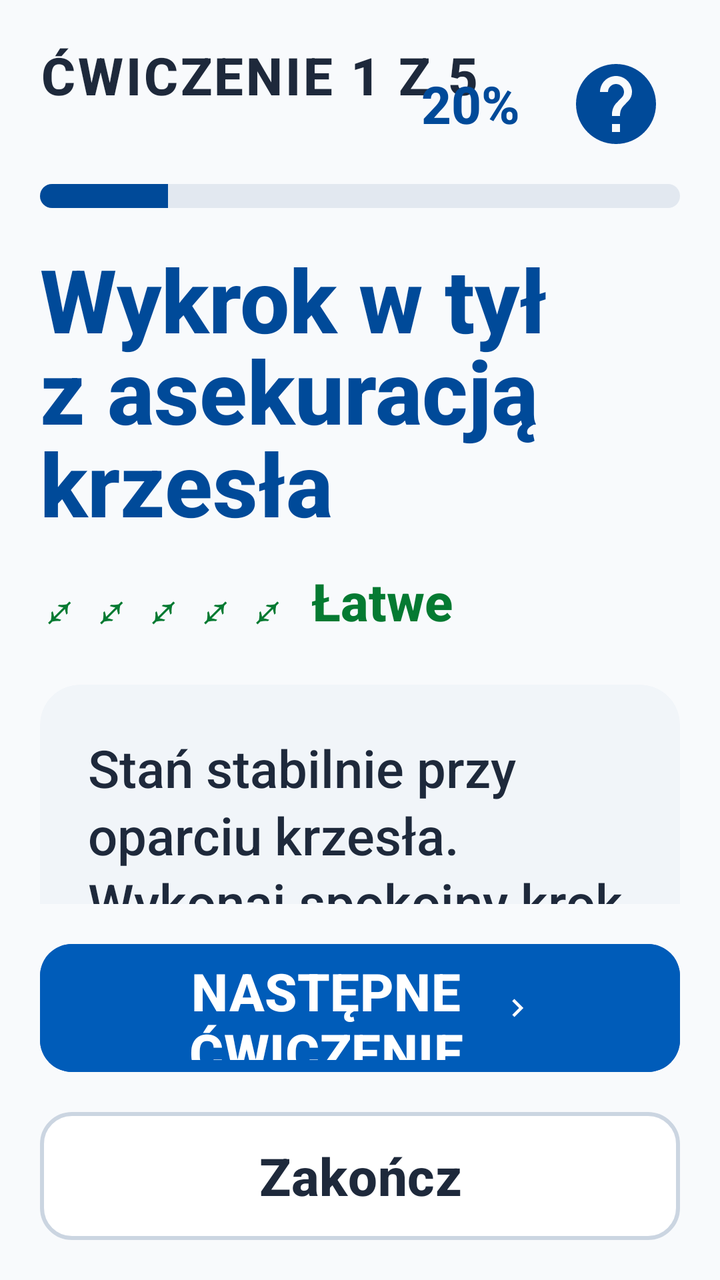
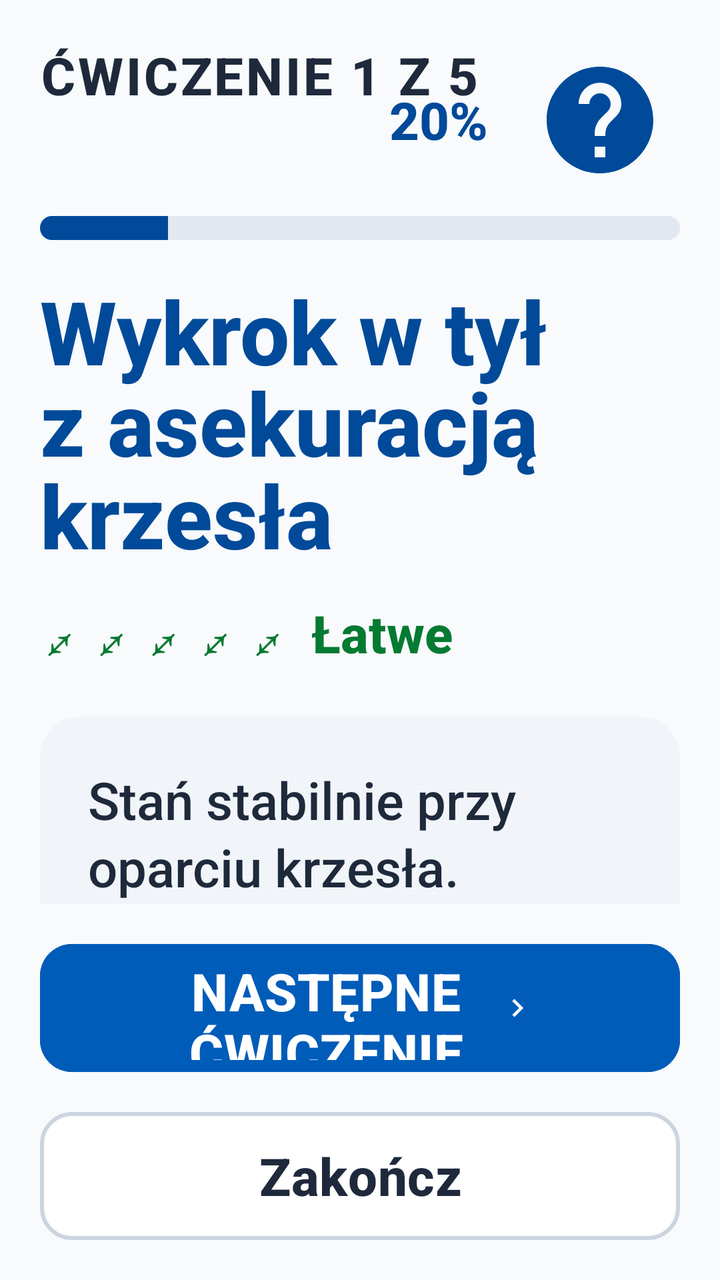

Before-and-after screenshots of an Android layout around one commit, followed by the original layout XML and the change that was made.
<!-- AndroidManifest.xml: application theme Theme.Fitnessapp -->
<!-- res/layout/activity_single_exercise.xml -->
<?xml version="1.0" encoding="utf-8"?>
<androidx.constraintlayout.widget.ConstraintLayout xmlns:android="http://schemas.android.com/apk/res/android"
    xmlns:app="http://schemas.android.com/apk/res-auto"
    android:layout_width="match_parent"
    android:layout_height="match_parent"
    android:paddingHorizontal="20dp"
    android:paddingTop="20dp"
    android:paddingBottom="16dp">

    
    <LinearLayout
        android:id="@+id/header_progress"
        android:layout_width="match_parent"
        android:layout_height="wrap_content"
        android:orientation="vertical"
        app:layout_constraintTop_toTopOf="parent">

<RelativeLayout
        android:layout_width="match_parent"
        android:layout_height="wrap_content">

        <TextView
            android:id="@+id/tv_progress"
            android:layout_width="wrap_content"
            android:layout_height="wrap_content"
            android:text="ĆWICZENIE 1 Z 5"
            android:textColor="#1E293B"
            android:textSize="26sp"
            android:textStyle="bold"
            android:letterSpacing="0.05" />

        <ImageButton
            android:id="@+id/btn_help"
            android:layout_width="64dp"
            android:layout_height="64dp"
            android:layout_alignParentEnd="true"
            android:background="?android:attr/selectableItemBackgroundBorderless"
            android:src="@drawable/ic_help"
            android:scaleType="fitCenter"
            android:padding="8dp"
            android:contentDescription="Pomoc głosowa" />

        <TextView
            android:id="@+id/tv_percentage"
            android:layout_width="wrap_content"
            android:layout_height="wrap_content"
            android:layout_toStartOf="@id/btn_help"
            android:layout_centerVertical="true"
            android:layout_marginEnd="16dp"
            android:text="20%"
            android:textColor="#004A99"
            android:textSize="26sp"
            android:textStyle="bold" />
    </RelativeLayout>

        <ProgressBar
            android:id="@+id/progress_exercise"
            style="?android:attr/progressBarStyleHorizontal"
            android:layout_width="match_parent"
            android:layout_height="12dp"
            android:layout_marginTop="8dp"
            android:max="100"
            android:progress="20"
            android:progressDrawable="@drawable/progress_bar_custom" />
    </LinearLayout>

    <ScrollView
        android:layout_width="match_parent"
        android:layout_height="0dp"
        android:layout_marginTop="16dp"
        android:layout_marginBottom="16dp"
        android:fillViewport="true"
        android:scrollbars="none"
        app:layout_constraintBottom_toTopOf="@id/btn_next"
        app:layout_constraintTop_toBottomOf="@id/header_progress">

        <LinearLayout
            android:layout_width="match_parent"
            android:layout_height="wrap_content"
            android:orientation="vertical">

            <TextView
                android:id="@+id/tv_exercise_name"
                android:layout_width="match_parent"
                android:layout_height="wrap_content"
                android:text="Wykrok w tył z asekuracją krzesła"
                android:textColor="#004A99"
                android:textSize="44sp"
                android:textStyle="bold"
                android:lineSpacingMultiplier="0.9" />

            <LinearLayout
                android:layout_width="match_parent"
                android:layout_height="wrap_content"
                android:layout_marginTop="12dp"
                android:gravity="center_vertical"
                android:orientation="horizontal">

                <TextView
                    android:id="@+id/tv_difficulty_icons"
                    android:layout_width="wrap_content"
                    android:layout_height="wrap_content"
                    android:text="⤢ ⤢ ⤢ ⤢ ⤢"
                    android:textColor="#057A32"
                    android:textSize="26sp" />

                <TextView
                    android:id="@+id/tv_difficulty_text"
                    android:layout_width="wrap_content"
                    android:layout_height="wrap_content"
                    android:layout_marginStart="12dp"
                    android:text="Łatwe"
                    android:textColor="#057A32"
                    android:textSize="26sp"
                    android:textStyle="bold" />
            </LinearLayout>

            <androidx.cardview.widget.CardView
                android:layout_width="match_parent"
                android:layout_height="wrap_content"
                android:layout_marginTop="24dp"
                app:cardBackgroundColor="#F1F5F9"
                app:cardCornerRadius="20dp"
                app:cardElevation="0dp">

                <TextView
                    android:id="@+id/tv_description"
                    android:layout_width="match_parent"
                    android:layout_height="wrap_content"
                    android:padding="24dp"
                    android:text="Stań stabilnie przy oparciu krzesła. Wykonaj spokojny krok w tył, uginając lekko kolana. Trzymaj plecy prosto i wspomagaj się dłońmi na krześle dla pełnego bezpieczeństwa. Powoli wróć do pozycji wyjściowej."
                    android:textColor="#1E293B"
                    android:textSize="26sp"
                    android:lineSpacingMultiplier="1.1" />
            </androidx.cardview.widget.CardView>

            
            <androidx.cardview.widget.CardView
                android:id="@+id/video_mockup_container"
                android:layout_width="match_parent"
                android:layout_height="400dp"
                android:layout_marginTop="24dp"
                app:cardCornerRadius="24dp"
                app:cardElevation="4dp"
                app:cardBackgroundColor="#000000">

                <RelativeLayout
                    android:layout_width="match_parent"
                    android:layout_height="match_parent">

                    
                    <ImageView
                        android:layout_width="match_parent"
                        android:layout_height="match_parent"
                        android:scaleType="centerCrop"
                        android:src="@drawable/bg_card_onboarding"
                        android:alpha="0.6"/>

                    <ImageView
                        android:layout_width="80dp"
                        android:layout_height="80dp"
                        android:layout_centerInParent="true"
                        android:src="@android:drawable/ic_media_play"
                        android:contentDescription="Odtwórz"
                        app:tint="#FFFFFF" />

                    <TextView
                        android:layout_width="wrap_content"
                        android:layout_height="wrap_content"
                        android:layout_alignParentBottom="true"
                        android:layout_alignParentStart="true"
                        android:layout_margin="20dp"
                        android:text="Odtwórz instruktaż wideo"
                        android:textColor="#FFFFFF"
                        android:textSize="16sp"
                        android:textStyle="bold"
                        android:background="@drawable/bg_indicator_inactive"
                        android:paddingHorizontal="12dp"
                        android:paddingVertical="4dp"
                        android:alpha="0.8"/>

                    <TextView
                        android:layout_width="wrap_content"
                        android:layout_height="wrap_content"
                        android:layout_alignParentBottom="true"
                        android:layout_alignParentEnd="true"
                        android:layout_margin="20dp"
                        android:text="0:45"
                        android:textColor="#FFFFFF"
                        android:textSize="16sp"
                        android:textStyle="bold" />
                </RelativeLayout>
            </androidx.cardview.widget.CardView>

            <TextView
                android:id="@+id/tv_contraindications_label"
                android:layout_width="wrap_content"
                android:layout_height="wrap_content"
                android:layout_marginTop="24dp"
                android:text="PRZECIWWSKAZANIA"
                android:textColor="#B91C1C"
                android:textSize="26sp"
                android:textStyle="bold"
                android:visibility="gone" />

            <TextView
                android:id="@+id/tv_contraindications"
                android:layout_width="match_parent"
                android:layout_height="wrap_content"
                android:layout_marginTop="8dp"
                android:layout_marginBottom="16dp"
                android:textColor="#B91C1C"
                android:textSize="26sp"
                android:textStyle="bold"
                android:visibility="gone" />

        </LinearLayout>
    </ScrollView>

    <Button
        android:id="@+id/btn_next"
        android:layout_width="match_parent"
        android:layout_height="72dp"
        android:layout_marginBottom="12dp"
        android:backgroundTint="#005CB9"
        android:text="NASTĘPNE ĆWICZENIE"
        android:textAllCaps="true"
        android:textColor="@color/white"
        android:textSize="26sp"
        android:textStyle="bold"
        app:icon="@drawable/ic_chevron_right"
        app:iconGravity="textEnd"
        app:iconPadding="16dp"
        app:iconTint="@color/white"
        app:cornerRadius="16dp"
        app:layout_constraintBottom_toTopOf="@id/btn_finish" />

    <Button
        android:id="@+id/btn_finish"
        android:layout_width="match_parent"
        android:layout_height="72dp"
        android:backgroundTint="#FFFFFF"
        android:text="Zakończ"
        android:textAllCaps="false"
        android:textColor="#1E293B"
        android:textSize="26sp"
        android:textStyle="bold"
        app:strokeColor="#CBD5E1"
        app:strokeWidth="2dp"
        app:cornerRadius="16dp"
        app:layout_constraintBottom_toBottomOf="parent" />

</androidx.constraintlayout.widget.ConstraintLayout>
<!-- resources referenced by this layout -->
<resources>
  <color name="white">#FFFFFFFF</color>
  <!-- drawable bg_card_onboarding (drawable) -->
  <?xml version="1.0" encoding="utf-8"?>
  <shape xmlns:android="http://schemas.android.com/apk/res/android">
      <solid android:color="@color/white" />
      <corners android:radius="16dp" />
  </shape>
  <!-- drawable bg_indicator_inactive (drawable) -->
  <?xml version="1.0" encoding="utf-8"?>
  <shape xmlns:android="http://schemas.android.com/apk/res/android"
      android:shape="rectangle">
      <solid android:color="#E5E7EB" />
      <corners android:radius="4dp" />
  </shape>
  <!-- drawable ic_chevron_right (drawable) -->
  <?xml version="1.0" encoding="utf-8"?>
  <vector xmlns:android="http://schemas.android.com/apk/res/android"
      android:width="24dp"
      android:height="24dp"
      android:viewportWidth="24"
      android:viewportHeight="24">
      <path
          android:fillColor="@color/white"
          android:pathData="M8.59,16.59L13.17,12L8.59,7.41L10,6l6,6l-6,6L8.59,16.59z" />
  </vector>
  <!-- drawable ic_help (drawable) -->
  <vector xmlns:android="http://schemas.android.com/apk/res/android"
      android:width="48dp"
      android:height="48dp"
      android:viewportWidth="24"
      android:viewportHeight="24">
      <path
          android:fillColor="#004A99"
          android:pathData="M12,2C6.48,2 2,6.48 2,12s4.48,10 10,10 10,-4.48 10,-10S17.52,2 12,2zM13,19h-2v-2h2v2zM15.07,11.25l-0.9,0.92C13.45,12.9 13,13.5 13,15h-2v-0.5c0,-1.1 0.45,-2.1 1.17,-2.83l1.24,-1.26c0.37,-0.36 0.59,-0.86 0.59,-1.41 0,-1.1 -0.9,-2 -2,-2s-2,0.9 -2,2L8,9c0,-2.21 1.79,-4 4,-4s4,1.79 4,4c0,0.88 -0.36,1.68 -0.93,2.25z"/>
  </vector>
  <!-- drawable progress_bar_custom (drawable) -->
  <?xml version="1.0" encoding="utf-8"?>
  <layer-list xmlns:android="http://schemas.android.com/apk/res/android">
      <item android:id="@android:id/background">
          <shape>
              <corners android:radius="8dp" />
              <solid android:color="#E2E8F0" />
          </shape>
      </item>
      <item android:id="@android:id/progress">
          <clip>
              <shape>
                  <corners android:radius="8dp" />
                  <solid android:color="#004A99" />
              </shape>
          </clip>
      </item>
  </layer-list>
  <style name="Theme.Fitnessapp" parent="Base.Theme.Fitnessapp" />
  <style name="Base.Theme.Fitnessapp" parent="Theme.Material3.Light.NoActionBar">
          
          <item name="android:fontFamily">sans-serif-medium</item>
          <item name="android:textAllCaps">false</item>
          <item name="android:textColor">#0F172A</item>
          <item name="android:windowBackground">#F8FAFC</item>
      </style>
</resources>

<!-- the commit's change to res/layout/activity_single_exercise.xml (unified diff, before → after) -->
@@ -31,8 +31,8 @@
 
         <ImageButton
             android:id="@+id/btn_help"
-            android:layout_width="64dp"
-            android:layout_height="64dp"
+            android:layout_width="80dp"
+            android:layout_height="80dp"
             android:layout_alignParentEnd="true"
             android:background="?android:attr/selectableItemBackgroundBorderless"
             android:src="@drawable/ic_help"
